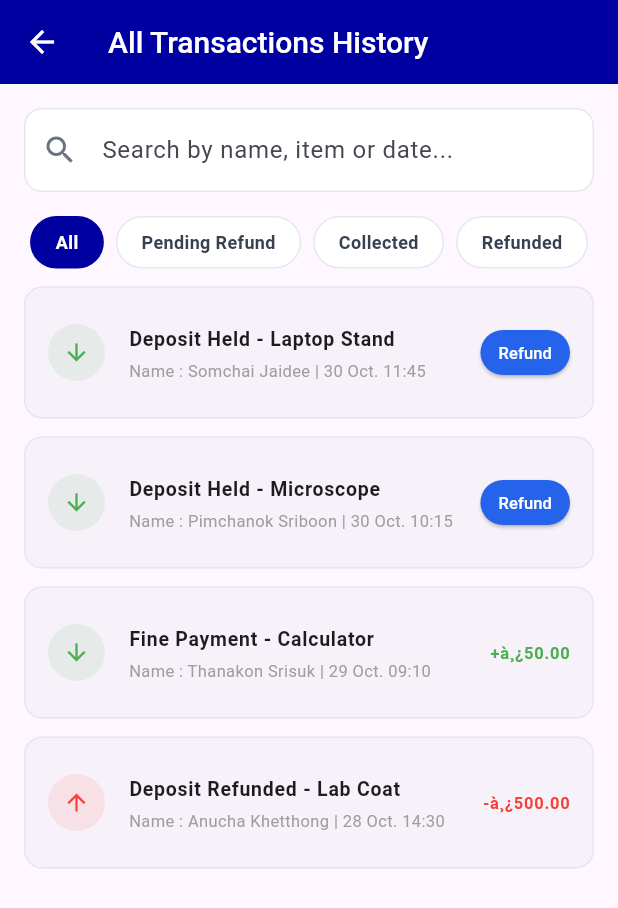
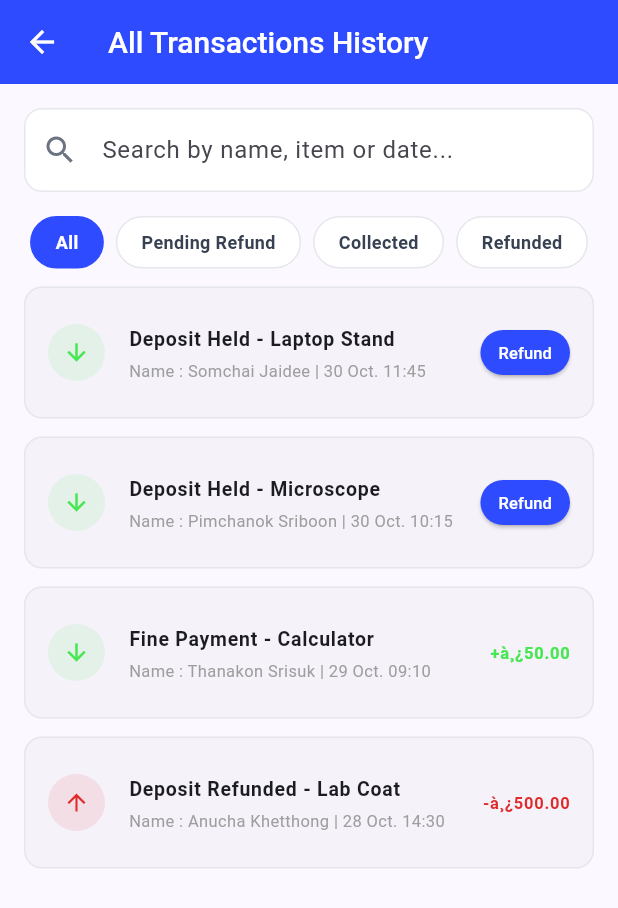
Before and after one commit to Meawdam/Mobile-Application-Development, a Flutter app: the AdminDashboardScreen screen opened directly, after a tap on "View All", on a phone screen of 412 x 824 dp. Shown: the top 908 px of the screen. Run offline on Flutter 3.47's test engine with Material 3 defaults, Android fonts, the phone set to English and light mode, and no system bars; our stand-ins replace flutter_secure_storage, image_picker; accounts and stored records are empty.

Commit message:
Apply blue theme and add AppColors

```diff
--- a/frontend/lib/modules/admin/all_transactions/view/all_transactions_view.dart
+++ b/frontend/lib/modules/admin/all_transactions/view/all_transactions_view.dart
@@ -1,4 +1,5 @@
 import 'package:flutter/material.dart';
+import 'package:frontend/utils/app_colors.dart';
 
 class AllTransactionsScreen extends StatefulWidget {
   const AllTransactionsScreen({super.key});
@@ -76,7 +77,7 @@ class _AllTransactionsScreenState extends State<AllTransactionsScreen> {
     return Scaffold(
       appBar: AppBar(
         title: const Text('All Transactions History'),
-        backgroundColor: const Color(0xFF0000A0),
+        backgroundColor: AppColors.blue,
         foregroundColor: Colors.white,
         centerTitle: false,
         iconTheme: const IconThemeData(color: Colors.white),
@@ -172,15 +173,15 @@ class _AllTransactionsScreenState extends State<AllTransactionsScreen> {
                             padding: const EdgeInsets.all(10),
                             decoration: BoxDecoration(
                               color: isIncome
-                                  ? Colors.green.withOpacity(0.1)
-                                  : Colors.red.withOpacity(0.1),
+                                  ? AppColors.green.withOpacity(0.1)
+                                  : AppColors.red.withOpacity(0.1),
                               shape: BoxShape.circle,
                             ),
                             child: Icon(
                               isIncome
                                   ? Icons.arrow_downward
                                   : Icons.arrow_upward,
-                              color: isIncome ? Colors.green : Colors.red,
+                              color: isIncome ? AppColors.green : AppColors.red,
                               size: 18,
                             ),
                           ),
@@ -206,12 +207,12 @@ class _AllTransactionsScreenState extends State<AllTransactionsScreen> {
                                         content: Text(
                                           'Refund processed for ${tx['user']}!',
                                         ),
-                                        backgroundColor: Colors.green,
+                                        backgroundColor: AppColors.green,
                                       ),
                                     );
                                   },
                                   style: ElevatedButton.styleFrom(
-                                    backgroundColor: const Color(0xFF2563EB),
+                                    backgroundColor: AppColors.blue,
                                     foregroundColor: Colors.white,
                                     padding: const EdgeInsets.symmetric(
                                       horizontal: 12,
@@ -228,7 +229,7 @@ class _AllTransactionsScreenState extends State<AllTransactionsScreen> {
                                   tx['amount']?.toString() ?? '',
                                   style: TextStyle(
                                     fontWeight: FontWeight.bold,
-                                    color: isIncome ? Colors.green : Colors.red,
+                                    color: isIncome ? AppColors.green : AppColors.red,
                                   ),
                                 ),
                         ),
@@ -248,11 +249,11 @@ class _AllTransactionsScreenState extends State<AllTransactionsScreen> {
       child: Container(
         padding: const EdgeInsets.symmetric(horizontal: 16, vertical: 8),
         decoration: BoxDecoration(
-          color: isSelected ? const Color(0xFF0000A0) : Colors.white,
+          color: isSelected ? AppColors.blue : Colors.white,
           borderRadius: BorderRadius.circular(20),
           border: Border.all(
             color: isSelected
-                ? const Color(0xFF0000A0)
+                ? AppColors.blue
                 : const Color(0xFFE5E7EB),
           ),
         ),
--- a/frontend/lib/modules/admin/dashboard/view/dashboard_requests_view.dart
+++ b/frontend/lib/modules/admin/dashboard/view/dashboard_requests_view.dart
@@ -1,4 +1,5 @@
 import 'package:flutter/material.dart';
+import 'package:frontend/utils/app_colors.dart';
 
 class ReviewRequestsWidget extends StatelessWidget {
   final int pendingCount;
@@ -20,7 +21,7 @@ class ReviewRequestsWidget extends StatelessWidget {
         style: const TextStyle(fontSize: 12, fontWeight: FontWeight.bold),
       ),
       style: ElevatedButton.styleFrom(
-        backgroundColor: const Color(0xFF0000A0),
+        backgroundColor: AppColors.blue,
         foregroundColor: Colors.white,
         padding: const EdgeInsets.symmetric(horizontal: 14, vertical: 10),
         shape: RoundedRectangleBorder(borderRadius: BorderRadius.circular(12)),
--- a/frontend/lib/modules/admin/dashboard/view/dashboard_view.dart
+++ b/frontend/lib/modules/admin/dashboard/view/dashboard_view.dart
@@ -3,6 +3,7 @@ import 'package:flutter/material.dart';
 import '../../approve_items/view/approve_items_view.dart';
 import '../../payment/view/payment_view.dart';
 import 'dashboard_requests_view.dart';
+import 'package:frontend/utils/app_colors.dart';
 
 class BorrowAdminApp extends StatelessWidget {
   const BorrowAdminApp({super.key});
@@ -13,7 +14,7 @@ class BorrowAdminApp extends StatelessWidget {
       title: 'Admin Dashboard',
       debugShowCheckedModeBanner: false,
       theme: ThemeData(
-        primarySwatch: Colors.blue,
+        colorScheme: ColorScheme.fromSeed(seedColor: AppColors.blue),
         scaffoldBackgroundColor: const Color(0xFFF3F4F6),
         fontFamily: 'Roboto',
       ),
@@ -75,7 +76,7 @@ class _AdminDashboardScreenState extends State<AdminDashboardScreen> {
                     MaterialPageRoute(
                       builder: (context) => Scaffold(
                         appBar: AppBar(
-                          backgroundColor: const Color(0xFF1800A8),
+                          backgroundColor: AppColors.blue,
                           foregroundColor: Colors.white,
                           centerTitle: false,
                           iconTheme: const IconThemeData(color: Colors.white),
@@ -109,19 +110,19 @@ class _AdminDashboardScreenState extends State<AdminDashboardScreen> {
                 'Approved',
                 '1,248',
                 Icons.check_circle_outline,
-                Colors.green,
+                AppColors.green,
               ),
               _buildStatCard(
                 'Pending',
                 '$pendingRequestsCount',
                 Icons.hourglass_top_outlined,
-                Colors.orange,
+                AppColors.yellow,
               ),
               _buildStatCard(
                 'Borrowed',
                 '96',
                 Icons.inventory_2_outlined,
-                Colors.indigo,
+                AppColors.blue,
               ),
             ],
           ),
@@ -253,7 +254,7 @@ class _AdminDashboardScreenState extends State<AdminDashboardScreen> {
           width: 14,
           height: height,
           decoration: BoxDecoration(
-            color: const Color(0xFF0000A0),
+            color: AppColors.blue,
             borderRadius: BorderRadius.circular(6),
           ),
         ),
--- a/frontend/lib/modules/admin/payment/view/payment_view.dart
+++ b/frontend/lib/modules/admin/payment/view/payment_view.dart
@@ -1,6 +1,7 @@
 import 'package:flutter/material.dart';
 
 import '../../all_transactions/view/all_transactions_view.dart';
+import 'package:frontend/utils/app_colors.dart';
 
 class PaymentScreen extends StatelessWidget {
   const PaymentScreen({super.key});
@@ -39,7 +40,7 @@ class PaymentScreen extends StatelessWidget {
               ),
               Icon(
                 Icons.account_balance_wallet_outlined,
-                color: Color(0xFF0000A0),
+                color: AppColors.blue,
                 size: 20,
               ),
             ],
@@ -62,10 +63,10 @@ class PaymentScreen extends StatelessWidget {
             physics: const NeverScrollableScrollPhysics(),
             childAspectRatio: 1.9,
             children: [
-              _buildStatCard('Collected Revenue', 'à¸¿12,350', Colors.green),
-              _buildStatCard('Held Deposits', 'à¸¿84,500', Colors.indigo),
-              _buildStatCard('Pending Fines', 'à¸¿450', Colors.orange),
-              _buildStatCard('Processed Refunds', 'à¸¿3,200', Colors.blue),
+              _buildStatCard('Collected Revenue', 'à¸¿12,350', AppColors.green),
+              _buildStatCard('Held Deposits', 'à¸¿84,500', AppColors.blue),
+              _buildStatCard('Pending Fines', 'à¸¿450', AppColors.yellow),
+              _buildStatCard('Processed Refunds', 'à¸¿3,200', AppColors.blue),
             ],
           ),
           const SizedBox(height: 20),
@@ -95,7 +96,7 @@ class PaymentScreen extends StatelessWidget {
                   'View All',
                   style: TextStyle(
                     fontSize: 12,
-                    color: Color(0xFF2563EB),
+                    color: AppColors.blue,
                     fontWeight: FontWeight.bold,
                   ),
                 ),
@@ -206,13 +207,13 @@ class PaymentScreen extends StatelessWidget {
                 padding: const EdgeInsets.all(8),
                 decoration: BoxDecoration(
                   color: isIncome
-                      ? Colors.green.withOpacity(0.1)
-                      : Colors.red.withOpacity(0.1),
+                      ? AppColors.green.withOpacity(0.1)
+                      : AppColors.red.withOpacity(0.1),
                   borderRadius: BorderRadius.circular(8),
                 ),
                 child: Icon(
                   isIncome ? Icons.arrow_downward : Icons.arrow_upward,
-                  color: isIncome ? Colors.green : Colors.red,
+                  color: isIncome ? AppColors.green : AppColors.red,
                   size: 16,
                 ),
               ),
@@ -284,13 +285,13 @@ class PaymentScreen extends StatelessWidget {
                           ScaffoldMessenger.of(context).showSnackBar(
                             const SnackBar(
                               content: Text('Refund processed successfully!'),
-                              backgroundColor: Colors.green,
+                              backgroundColor: AppColors.green,
                               duration: Duration(seconds: 2),
                             ),
                           );
                         },
                         style: ElevatedButton.styleFrom(
-                          backgroundColor: const Color(0xFF2563EB),
+                          backgroundColor: AppColors.blue,
                           foregroundColor: Colors.white,
                         ),
                         child: const Text('Confirm Refund'),
@@ -301,7 +302,7 @@ class PaymentScreen extends StatelessWidget {
               );
             },
             style: ElevatedButton.styleFrom(
-              backgroundColor: const Color(0xFF2563EB),
+              backgroundColor: AppColors.blue,
               foregroundColor: Colors.white,
               padding: const EdgeInsets.symmetric(horizontal: 10, vertical: 6),
               minimumSize: const Size(0, 30),
@@ -321,7 +322,7 @@ class PaymentScreen extends StatelessWidget {
             style: TextStyle(
               fontWeight: FontWeight.bold,
               fontSize: 12,
-              color: isIncome ? Colors.green : Colors.red,
+              color: isIncome ? AppColors.green : AppColors.red,
             ),
           ),
       ],
--- a/frontend/lib/modules/auth/login/view/login_view.dart
+++ b/frontend/lib/modules/auth/login/view/login_view.dart
@@ -1,6 +1,7 @@
 import 'package:flutter/material.dart';
 import 'package:frontend/modules/auth/login/controller/login_controller.dart';
 import 'package:frontend/modules/auth/widgets/auth_feedback_dialog.dart';
+import 'package:frontend/utils/app_colors.dart';
 
 class LoginScreen extends StatefulWidget {
   final LoginController? controller;
@@ -92,7 +93,7 @@ class _LoginScreenState extends State<LoginScreen> {
               const Icon(
                 Icons.swap_horizontal_circle,
                 size: 72,
-                color: Color(0xFF2F4BFF),
+                color: AppColors.blue,
               ),
               const SizedBox(height: 16),
               const Text(
--- a/frontend/lib/modules/user/borrow_details/view/borrow_details.dart
+++ b/frontend/lib/modules/user/borrow_details/view/borrow_details.dart
@@ -2,6 +2,7 @@ import 'package:flutter/material.dart';
 
 import 'package:frontend/modules/user/borrow_details/controller/borrow_details_controller.dart';
 import 'package:frontend/utils/date_utils.dart';
+import 'package:frontend/utils/app_colors.dart';
 
 class BorrowDetailsScreen extends StatefulWidget {
   final int? borrowId;
@@ -107,7 +108,7 @@ class _BorrowDetailsScreenState extends State<BorrowDetailsScreen> {
                           ),
                           const SizedBox(height: 16),
                           Card(
-                            color: const Color(0xFFFFF9C4),
+                            color: AppColors.yellow.withOpacity(0.35),
                             child: ListTile(
                               leading: const Icon(Icons.event_repeat),
                               title: const Text('Return date'),
@@ -280,7 +281,7 @@ class _TimelineStep extends StatelessWidget {
         children: [
           Icon(
             active ? Icons.check_circle : Icons.radio_button_unchecked,
-            color: active ? Colors.green : Colors.grey,
+            color: active ? AppColors.green : Colors.grey,
           ),
           const SizedBox(height: 4),
           Text(label, style: const TextStyle(fontSize: 11)),
--- a/frontend/lib/modules/user/borrow_request/view/borrow_request.dart
+++ b/frontend/lib/modules/user/borrow_request/view/borrow_request.dart
@@ -3,6 +3,7 @@ import 'package:flutter/material.dart';
 import 'package:frontend/modules/user/borrow_request/controller/borrow_request_controller.dart';
 import 'package:frontend/utils/date_utils.dart';
 import 'package:frontend/widgets/date_picker_field.dart';
+import 'package:frontend/utils/app_colors.dart';
 
 class BorrowRequestScreen extends StatefulWidget {
   final int? assetId;
@@ -124,7 +125,7 @@ class _BorrowRequestScreenState extends State<BorrowRequestScreen> {
                             const SizedBox(height: 8),
                             Text(
                               _controller.error!,
-                              style: const TextStyle(color: Colors.red),
+                              style: const TextStyle(color: AppColors.red),
                             ),
                           ],
                           const SizedBox(height: 20),
--- a/frontend/lib/modules/user/wallet/view/wallet_view.dart
+++ b/frontend/lib/modules/user/wallet/view/wallet_view.dart
@@ -2,6 +2,7 @@ import 'package:flutter/material.dart';
 import 'package:flutter/services.dart';
 
 import 'package:frontend/modules/user/wallet/controller/wallet_controller.dart';
+import 'package:frontend/utils/app_colors.dart';
 
 class WalletScreen extends StatefulWidget {
   const WalletScreen({super.key});
@@ -63,7 +64,7 @@ class _WalletScreenState extends State<WalletScreen> {
               width: double.infinity,
               padding: const EdgeInsets.all(24),
               decoration: BoxDecoration(
-                color: const Color(0xFF2F4BFF),
+                color: AppColors.blue,
                 borderRadius: BorderRadius.circular(16),
               ),
               child: Column(
@@ -107,7 +108,7 @@ class _WalletScreenState extends State<WalletScreen> {
               const SizedBox(height: 12),
               Text(
                 _controller.error!,
-                style: const TextStyle(color: Colors.red),
+                style: const TextStyle(color: AppColors.red),
               ),
             ],
           ],
--- /dev/null
+++ b/frontend/lib/utils/app_colors.dart
@@ -0,0 +1,15 @@
+import 'package:flutter/material.dart';
+
+/// Central colour palette. The whole app is blue-themed.
+/// Red / yellow / green are only for status indicators (never for buttons).
+class AppColors {
+  AppColors._();
+
+  static const Color blue = Color(0xFF2F4BFF);
+  static const Color blueLight = Color(0xFFE8EEFF);
+  static const Color blueSurface = Color(0xFFF3F6FF);
+
+  static const Color red = Color.fromARGB(255, 223, 42, 42);
+  static const Color yellow = Color.fromARGB(255, 252, 252, 75);
+  static const Color green = Color.fromARGB(255, 72, 230, 83);
+}
```
Also changed, not shown: frontend/lib/main.dart (+26 -0 lines), frontend/lib/modules/admin/admin_sidebar/view/admin_sidebar_view.dart (+6 -5 lines), frontend/lib/modules/admin/approve_items/view/approve_items_view.dart (+11 -10 lines), frontend/lib/modules/admin/users_history/view/users_history_view.dart (+20 -19 lines), frontend/lib/modules/user/edit_item/view/edit_item.dart (+7 -1 lines), frontend/lib/modules/user/home/view/home.dart (+7 -1 lines), frontend/lib/modules/user/item_detail/view/item_detail.dart (+9 -2 lines), frontend/lib/modules/user/my_lending_items/view/my_lending_items.dart (+10 -3 lines), frontend/lib/modules/user/payment/view/payment.dart (+4 -3 lines).
